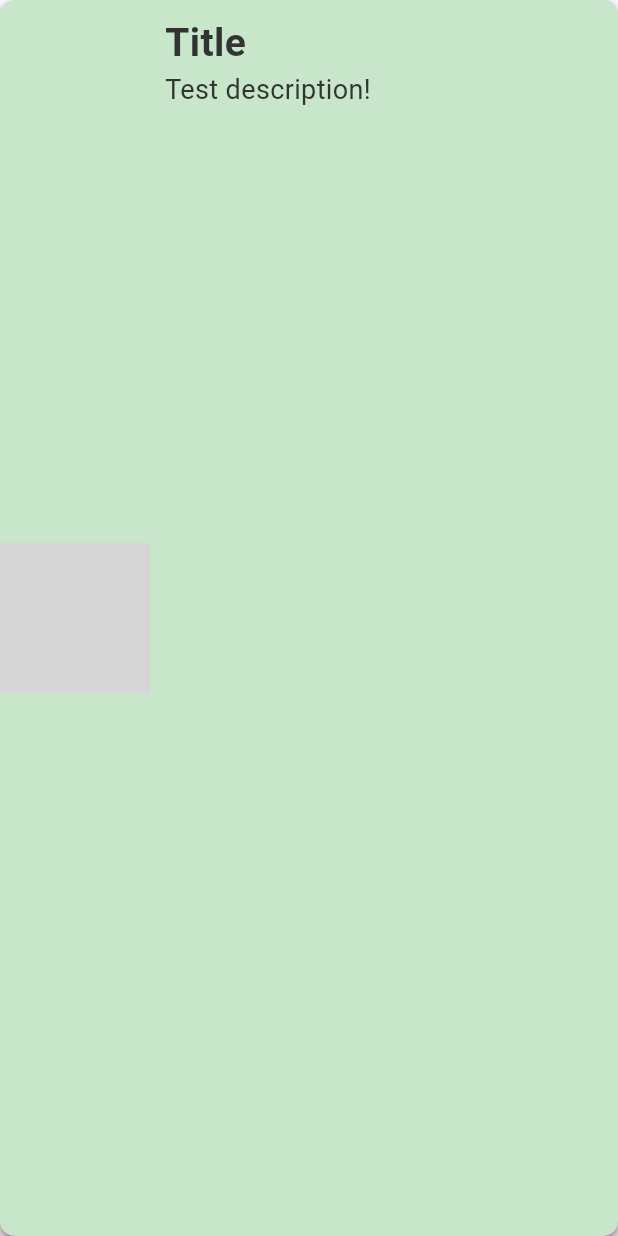
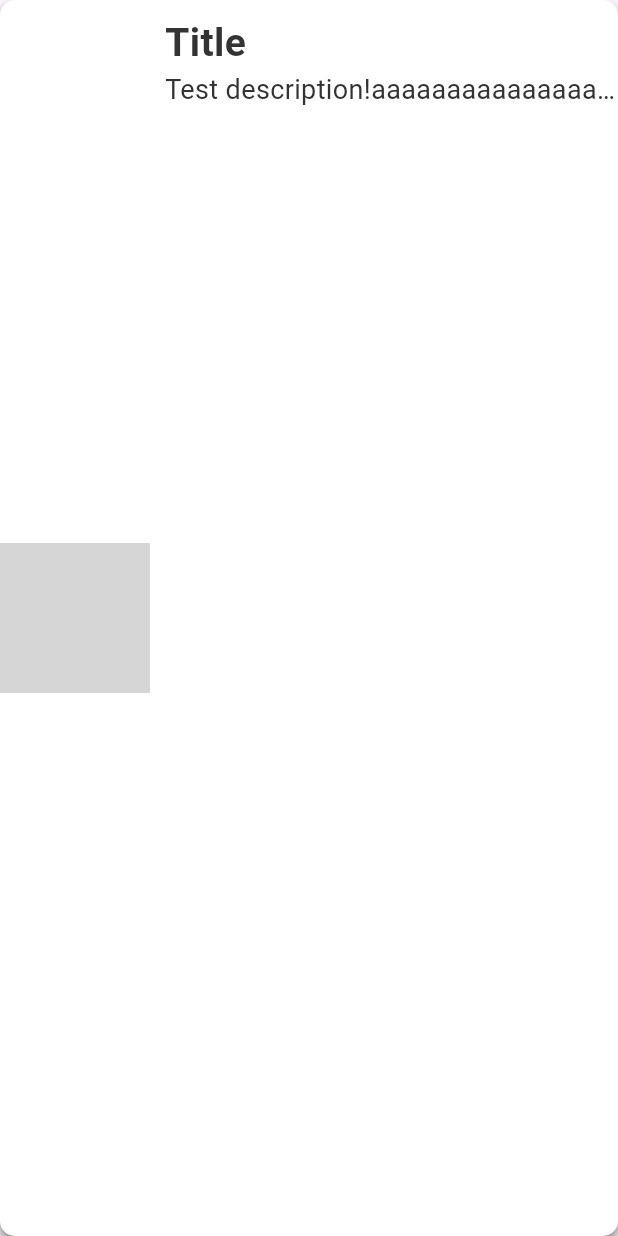
Before and after one commit to m-tkt/Lily, a Flutter app: the ChatCard widget shown alone on an empty page, opened directly, on a phone screen of 412 x 824 dp. Run offline on Flutter 3.47's test engine with Material 3 defaults, Android fonts, the phone set to English and light mode, and no system bars; network calls fail; grey boxes are pictures that could not be loaded.

Commit message:
チャット一覧カードデザイン修正

```diff
--- a/lib/src/components/chat_card.dart
+++ b/lib/src/components/chat_card.dart
@@ -9,7 +9,7 @@ class ChatCard extends StatelessWidget {
   Widget build(BuildContext context) {
     return Container(
       decoration: BoxDecoration(
-        color: Colors.green[100],
+        color: Colors.white,
         borderRadius: BorderRadius.circular(10),
         boxShadow: const [
           BoxShadow(
@@ -23,16 +23,17 @@ class ChatCard extends StatelessWidget {
         color: Colors.transparent,
         child: InkWell(
           borderRadius: BorderRadius.circular(10),
-          splashColor: Color(0x30f010f0),
-          onTap: () => print('tap!'),
+          splashColor: Colors.white70,
+          onTap: () => {},
           child: Row(
             mainAxisAlignment: MainAxisAlignment.start,
             children: <Widget>[
               ClipRRect(
                   borderRadius: const BorderRadius.only(
-                    topLeft: Radius.circular(10),
-                    bottomLeft: Radius.circular(10),
-                  ),
+                      topLeft: Radius.circular(50),
+                      topRight: Radius.circular(50),
+                      bottomLeft: Radius.circular(50),
+                      bottomRight: Radius.circular(50)),
                   child: Image.network(
                     'https://picsum.photos/200',
                     width: 100,
@@ -41,10 +42,11 @@ class ChatCard extends StatelessWidget {
               const SizedBox(
                 width: 10,
               ),
-              const Column(
-                  mainAxisAlignment: MainAxisAlignment.start,
-                  crossAxisAlignment: CrossAxisAlignment.start,
-                  children: <Widget>[
+              const Flexible(
+                  child: Column(
+                      mainAxisAlignment: MainAxisAlignment.start,
+                      crossAxisAlignment: CrossAxisAlignment.start,
+                      children: <Widget>[
                     SizedBox(height: 10),
                     Text(
                       'Title',
@@ -55,16 +57,16 @@ class ChatCard extends StatelessWidget {
                       ),
                     ),
                     Text(
-                      'Test description!',
+                      'Test description!aaaaaaaaaaaaaaaaaaaaaaaaaaaaaaaaaaaaaaaaaaaaaaaaaaaaa',
                       style: TextStyle(
                         fontSize: 18,
                         fontWeight: FontWeight.normal,
                         color: Color(0xff333333),
                       ),
                       overflow: TextOverflow.ellipsis,
-                      maxLines: 3,
+                      maxLines: 1,
                     ),
-                  ]),
+                  ])),
             ],
           ),
         ),
```
Also changed, not shown: lib/src/screens/chat_top_page.dart (+12 -3 lines).
